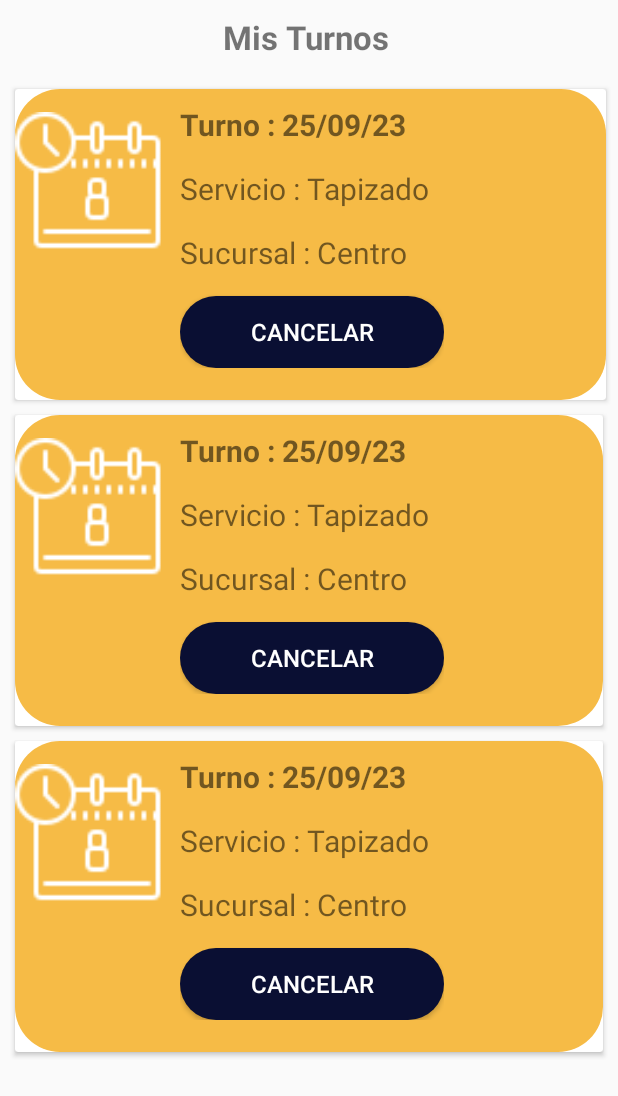
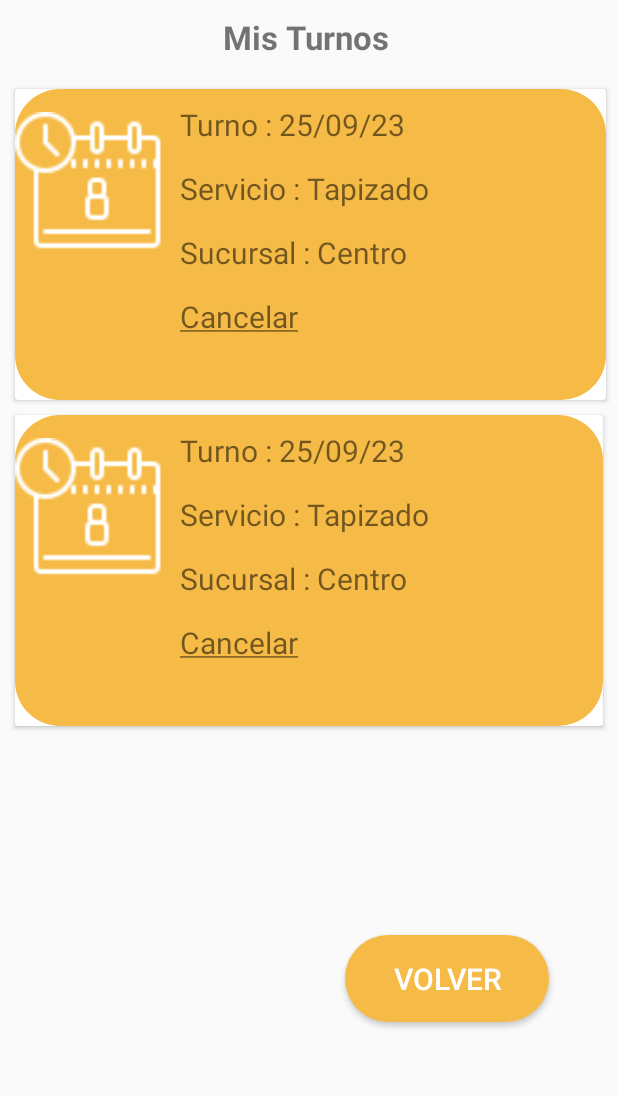
Before and after one commit to TamiSorsaburu/App-Movile, an Android app: the MisTurnos screen opened directly, with no data from a screen before it, on a phone screen of 412 x 824 dp. Shown: the top 1096 px of the screen. Run offline under Robolectric (Android 15) with nearby library versions, the phone set to English and light mode, and no system bars; Roboto replaces fonts that are not available here.

Commit message:
corrigiendo activity misTurnos

```diff
--- a/app/src/main/res/layout/activity_mis_turnos.xml
+++ b/app/src/main/res/layout/activity_mis_turnos.xml
@@ -1,9 +1,10 @@
 <?xml version="1.0" encoding="utf-8"?>
 <LinearLayout xmlns:android="http://schemas.android.com/apk/res/android"
+    xmlns:app="http://schemas.android.com/apk/res-auto"
+    xmlns:tools="http://schemas.android.com/tools"
     android:layout_width="match_parent"
     android:layout_height="match_parent"
     android:orientation="vertical"
-    xmlns:tools="http://schemas.android.com/tools"
     tools:context=".MisTurnos">
 
     <TextView
@@ -20,8 +21,8 @@
         android:layout_width="394dp"
         android:layout_height="207dp"
         android:layout_marginLeft="10dp"
-        android:layout_marginRight="10dp"
-        android:layout_marginTop="10dp">
+        android:layout_marginTop="10dp"
+        android:layout_marginRight="10dp">
 
         <LinearLayout
             android:layout_width="match_parent"
@@ -48,8 +49,7 @@
                     android:layout_marginRight="10dp"
                     android:layout_marginBottom="15dp"
                     android:text="@string/turno"
-                    android:textSize="20sp"
-                    android:textStyle="bold" />
+                    android:textSize="20sp" />
 
                 <TextView
                     android:layout_width="wrap_content"
@@ -67,14 +67,13 @@
                     android:text="@string/sucursal"
                     android:textSize="20sp" />
 
-                <Button
-                    android:id="@+id/buttonCancelar"
-                    android:layout_width="match_parent"
+                <TextView
+                    android:layout_width="wrap_content"
                     android:layout_height="wrap_content"
-                    android:background="@drawable/background_azul"
-                    android:text="@string/cancelar"
-                    android:textColor="@color/blanco"
-                    android:textSize="16sp" />
+                    android:layout_marginRight="10dp"
+                    android:layout_marginBottom="15dp"
+                    android:text="@string/cancelarTurno"
+                    android:textSize="20sp" />
 
             </LinearLayout>
         </LinearLayout>
@@ -85,8 +84,8 @@
         android:layout_width="match_parent"
         android:layout_height="207dp"
         android:layout_marginLeft="10dp"
-        android:layout_marginRight="10dp"
-        android:layout_marginTop="10dp">
+        android:layout_marginTop="10dp"
+        android:layout_marginRight="10dp">
 
         <LinearLayout
             android:layout_width="match_parent"
@@ -113,8 +112,7 @@
                     android:layout_marginRight="10dp"
                     android:layout_marginBottom="15dp"
                     android:text="@string/turno"
-                    android:textSize="20sp"
-                    android:textStyle="bold" />
+                    android:textSize="20sp" />
 
                 <TextView
                     android:layout_width="wrap_content"
@@ -132,83 +130,39 @@
                     android:text="@string/sucursal"
                     android:textSize="20sp" />
 
-                <Button
-                    android:id="@+id/buttonCancelar2"
-                    android:layout_width="match_parent"
+                <TextView
+                    android:layout_width="wrap_content"
                     android:layout_height="wrap_content"
-                    android:background="@drawable/background_azul"
-                    android:text="@string/cancelar"
-                    android:textColor="@color/blanco"
-                    android:textSize="16sp" />
+                    android:layout_marginRight="10dp"
+                    android:layout_marginBottom="15dp"
+                    android:text="@string/cancelarTurno"
+                    android:textSize="20sp" />
 
             </LinearLayout>
         </LinearLayout>
     </androidx.cardview.widget.CardView>
 
+    <androidx.constraintlayout.widget.ConstraintLayout
+        android:layout_width="372dp"
+        android:layout_height="211dp"
+        android:layout_margin="20dp">
 
-    <androidx.cardview.widget.CardView
-        android:layout_width="match_parent"
-        android:layout_height="207dp"
-        android:layout_marginLeft="10dp"
-        android:layout_marginRight="10dp"
-        android:layout_marginTop="10dp">
-
-        <LinearLayout
-            android:layout_width="match_parent"
-            android:layout_height="match_parent"
+        <Button
+            android:id="@+id/button7"
+            android:layout_width="136dp"
+            android:layout_height="58dp"
+            android:layout_marginStart="210dp"
+            android:layout_marginTop="119dp"
+            android:layout_marginEnd="26dp"
+            android:layout_marginBottom="34dp"
             android:background="@drawable/background_dorado"
-            android:orientation="horizontal">
-
-            <ImageView
-                android:layout_width="100dp"
-                android:layout_height="100dp"
-                android:layout_marginTop="15dp"
-                android:layout_marginRight="10dp"
-                android:src="@mipmap/calendar" />
-
-            <LinearLayout
-                android:layout_width="wrap_content"
-                android:layout_height="wrap_content"
-                android:orientation="vertical">
-
-                <TextView
-                    android:layout_width="wrap_content"
-                    android:layout_height="wrap_content"
-                    android:layout_marginTop="10dp"
-                    android:layout_marginRight="10dp"
-                    android:layout_marginBottom="15dp"
-                    android:text="@string/turno"
-                    android:textSize="20sp"
-                    android:textStyle="bold" />
-
-                <TextView
-                    android:layout_width="wrap_content"
-                    android:layout_height="wrap_content"
-                    android:layout_marginRight="10dp"
-                    android:layout_marginBottom="15dp"
-                    android:text="@string/tipoServicio"
-                    android:textSize="20sp" />
-
-                <TextView
-                    android:layout_width="wrap_content"
-                    android:layout_height="wrap_content"
-                    android:layout_marginRight="10dp"
-                    android:layout_marginBottom="15dp"
-                    android:text="@string/sucursal"
-                    android:textSize="20sp" />
-
-                <Button
-                    android:id="@+id/buttonCancelar3"
-                    android:layout_width="match_parent"
-                    android:layout_height="wrap_content"
-                    android:background="@drawable/background_azul"
-                    android:text="@string/cancelar"
-                    android:textColor="@color/blanco"
-                    android:textSize="16sp" />
-
-            </LinearLayout>
-        </LinearLayout>
-    </androidx.cardview.widget.CardView>
-
+            android:text="@string/botón_volver"
+            android:textColor="@color/blanco"
+            android:textSize="20sp"
+            app:layout_constraintBottom_toBottomOf="parent"
+            app:layout_constraintEnd_toEndOf="parent"
+            app:layout_constraintStart_toStartOf="parent"
+            app:layout_constraintTop_toTopOf="parent" />
+    </androidx.constraintlayout.widget.ConstraintLayout>
 
 </LinearLayout>
--- a/app/src/main/res/values/strings.xml
+++ b/app/src/main/res/values/strings.xml
@@ -151,6 +151,7 @@ la reparación del auto depende del daño.</string>
     <string name="turno">Turno : 25/09/23</string>
     <string name="tipoServicio">Servicio : Tapizado</string>
     <string name="sucursal">Sucursal : Centro</string>
+    <string name="cancelarTurno"><u>Cancelar</u></string>
     <!--mis turnos-->
 
 </resources>
```
